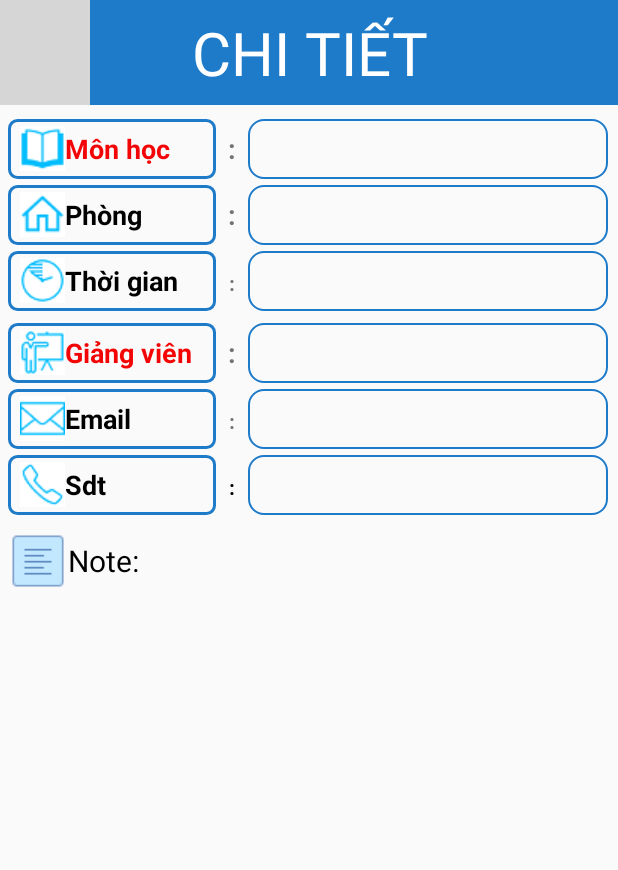
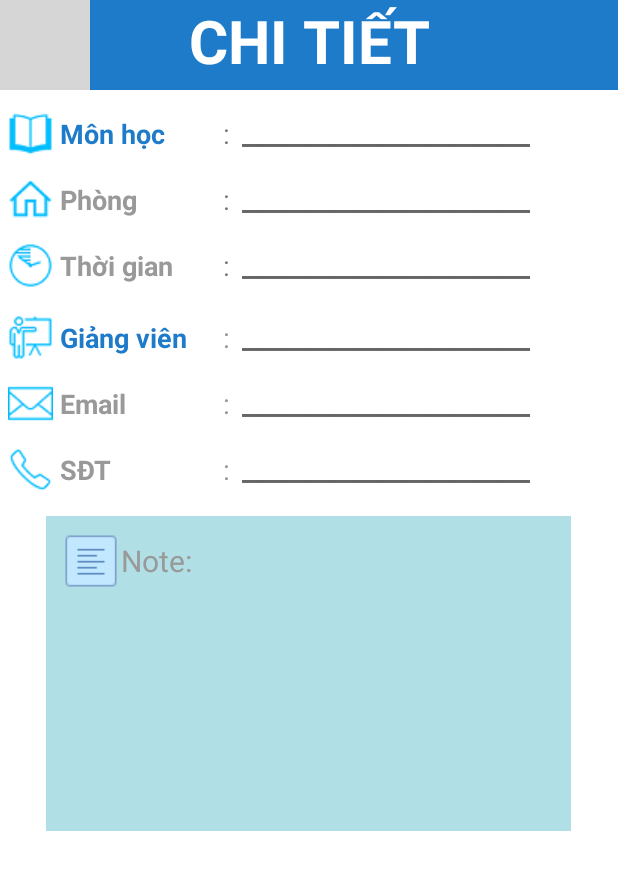
Before and after one commit to rocklee9/QuanLyThoiGianv2, an Android app: the detailscr screen opened directly, with no data from a screen before it, on a phone screen of 412 x 824 dp. Shown: the top 870 px of the screen. Run offline under Robolectric (Android 15) with nearby library versions, the phone set to English and light mode, and no system bars; 7 statements that could not run were skipped; grey boxes are pictures that could not be loaded.

Commit message:
-phuc sua lai layout detail -them may anh vao notescrn

```diff
--- a/app/build.gradle
+++ b/app/build.gradle
@@ -2,7 +2,7 @@ apply plugin: 'com.android.application'
 
 android {
     compileSdkVersion 25
-    buildToolsVersion "25.0.3"
+    buildToolsVersion '26.0.2'
     defaultConfig {
         applicationId "com.gameloft.pc.quanlythoigian"
         minSdkVersion 15
--- a/app/src/main/java/com/gameloft/pc/quanlythoigian/notescr.java
+++ b/app/src/main/java/com/gameloft/pc/quanlythoigian/notescr.java
@@ -2,10 +2,13 @@ package com.gameloft.pc.quanlythoigian;
 
 import android.app.Activity;
 import android.content.Intent;
+import android.content.pm.PackageManager;
 import android.os.Bundle;
+import android.provider.MediaStore;
 import android.view.View;
 import android.widget.Button;
 import android.widget.EditText;
+import android.widget.Toast;
 
 import com.gameloft.pc.quanlythoigian.TabFragment.TabFragment_monday;
 import com.gameloft.pc.quanlythoigian.classPackage.MonHoc;
@@ -26,6 +29,13 @@ public class notescr extends Activity {
         getWidgets();
         setWidgets();
         addWidgetsListener();
+
+        btnCam.setOnClickListener(new View.OnClickListener() {
+            @Override
+            public void onClick(View view) {
+                capturePic();
+            }
+        });
 
     }
 
@@ -66,6 +76,16 @@ public class notescr extends Activity {
         });
     }
 
+    private void capturePic(){
+        if(getApplicationContext().getPackageManager().hasSystemFeature(PackageManager.FEATURE_CAMERA)){
+            Intent intent = new Intent(MediaStore.ACTION_IMAGE_CAPTURE);
+            startActivityForResult(intent, 100);
+        }
+        else{
+            Toast.makeText(getApplication(), "Camera khong duoc ho tro",Toast.LENGTH_LONG).show();
+        }
+    }
+
 
 
 }
--- a/app/src/main/res/layout/detailscr.xml
+++ b/app/src/main/res/layout/detailscr.xml
@@ -1,21 +1,23 @@
 <?xml version="1.0" encoding="utf-8"?>
 <LinearLayout xmlns:android="http://schemas.android.com/apk/res/android"
     android:orientation="vertical" android:layout_width="match_parent"
-    android:layout_height="match_parent">
+    android:layout_height="match_parent"
+    android:background="#FFFFFF">
 
     <RelativeLayout
         android:layout_width="match_parent"
-        android:layout_height="wrap_content"
+        android:layout_height="60dp"
         android:orientation="horizontal"
         android:background="#1e7bc9">
 
         <TextView
             android:layout_width="match_parent"
-            android:layout_height="70dp"
+            android:layout_height="50dp"
             android:gravity="center"
             android:text="CHI TIẾT"
             android:textColor="#fff"
-            android:textSize="@dimen/text_size_title" />
+            android:textSize="@dimen/text_size_title"
+            android:textStyle="bold"/>
 
         <ImageButton
             android:id="@+id/btnBack"
@@ -45,29 +47,28 @@
 
             <TextView
                 android:layout_height="40dp"
-                android:background="@drawable/custom2"
                 android:drawableLeft="@drawable/mon_hoc"
                 android:gravity="center|left"
-                android:text="Môn học"
-                android:textColor="#f40505"
+                android:text=" Môn học"
+                android:textColor="@color/phuc_blue"
                 android:textSize="18sp"
-                android:textStyle="bold" />
+                android:textStyle="bold"/>
 
             <TextView
                 android:layout_height="40dp"
                 android:layout_span="1"
                 android:gravity="center"
                 android:text=":"
-                android:textSize="18sp"
-                android:textStyle="bold" />
+                android:textSize="18sp" />
 
             <TextView
                 android:id="@+id/tvTenMon"
                 android:layout_height="40dp"
                 android:layout_span="15"
-                android:background="@drawable/custom_simple"
                 android:gravity="center_vertical"
-                android:textSize="18sp" />
+                android:textSize="18sp"
+                android:hint="________________________"
+                android:textStyle="bold"/>
 
         </TableRow>
 
@@ -84,11 +85,10 @@
 
             <TextView
                 android:layout_height="40dp"
-                android:background="@drawable/custom2"
                 android:drawableLeft="@drawable/phong"
                 android:gravity="center|left"
-                android:text="Phòng"
-                android:textColor="#000000"
+                android:text=" Phòng"
+                android:textColor="#999999"
                 android:textSize="18sp"
                 android:textStyle="bold" />
 
@@ -97,16 +97,16 @@
                 android:layout_span="1"
                 android:gravity="center"
                 android:text=":"
-                android:textSize="18sp"
-                android:textStyle="bold" />
+                android:textSize="18sp" />
 
             <TextView
                 android:id="@+id/tvPhong"
                 android:layout_height="40dp"
                 android:layout_span="15"
-                android:background="@drawable/custom_simple"
                 android:gravity="center_vertical"
-                android:textSize="18sp" />
+                android:textSize="18sp"
+                android:hint="________________________"
+                android:textStyle="bold"/>
         </TableRow>
 
         <TableRow>
@@ -122,11 +122,10 @@
 
             <TextView
                 android:layout_height="40dp"
-                android:background="@drawable/custom2"
                 android:drawableLeft="@drawable/thoigian"
                 android:gravity="center|left"
-                android:text="Thời gian"
-                android:textColor="#000000"
+                android:text=" Thời gian"
+                android:textColor="#999999"
                 android:textSize="18sp"
                 android:textStyle="bold" />
 
@@ -135,16 +134,16 @@
                 android:layout_span="1"
                 android:gravity="center"
                 android:text=":"
-                android:textStyle="bold" />
+                android:textSize="18sp" />
 
             <TextView
                 android:id="@+id/tvTime"
                 android:layout_height="40dp"
                 android:layout_span="15"
-                android:background="@drawable/custom_simple"
                 android:gravity="center_vertical"
                 android:textSize="18sp"
-                android:textStyle="bold" />
+                android:hint="________________________"
+                android:textStyle="bold"/>
         </TableRow>
 
         <TableRow>
@@ -169,11 +168,10 @@
 
             <TextView
                 android:layout_height="40dp"
-                android:background="@drawable/custom2"
                 android:drawableLeft="@drawable/giang_vien"
                 android:gravity="center|left"
-                android:text="Giảng viên"
-                android:textColor="#f40505"
+                android:text=" Giảng viên"
+                android:textColor="@color/phuc_blue"
                 android:textSize="18sp"
                 android:textStyle="bold" />
 
@@ -183,15 +181,16 @@
                 android:gravity="center"
                 android:text=":"
                 android:textSize="18sp"
-                android:textStyle="bold" />
+                android:textColor="#999999" />
 
             <TextView
                 android:id="@+id/tvGV"
                 android:layout_height="40dp"
                 android:layout_span="15"
-                android:background="@drawable/custom_simple"
                 android:gravity="center_vertical"
-                android:textSize="18sp" />
+                android:textSize="18sp"
+                android:hint="________________________"
+                android:textStyle="bold"/>
         </TableRow>
 
         <TableRow>
@@ -207,11 +206,10 @@
 
             <TextView
                 android:layout_height="40dp"
-                android:background="@drawable/custom2"
                 android:drawableLeft="@drawable/email"
                 android:gravity="center|left"
-                android:text="Email"
-                android:textColor="#000000"
+                android:text=" Email"
+                android:textColor="#999999"
                 android:textSize="18sp"
                 android:textStyle="bold" />
 
@@ -219,17 +217,18 @@
                 android:layout_height="40dp"
                 android:layout_span="1"
                 android:gravity="center"
-                android:text=":"
-                android:textStyle="bold" />
+                android:textColor="#999999"
+                android:textSize="18sp"
+                android:text=":"/>
 
             <TextView
                 android:id="@+id/tvEmail"
                 android:layout_height="40dp"
                 android:layout_span="15"
-                android:background="@drawable/custom_simple"
                 android:gravity="center_vertical"
                 android:textSize="18sp"
-                android:textStyle="bold" />
+                android:hint="________________________"
+                android:textStyle="bold"/>
         </TableRow>
 
         <TableRow>
@@ -245,12 +244,10 @@
 
             <TextView
                 android:layout_height="40dp"
-
-                android:background="@drawable/custom2"
                 android:drawableLeft="@drawable/sdt"
                 android:gravity="center|left"
-                android:text="Sdt"
-                android:textColor="#000000"
+                android:text=" SĐT"
+                android:textColor="#999999"
                 android:textSize="18sp"
                 android:textStyle="bold" />
 
@@ -259,17 +256,17 @@
                 android:layout_span="1"
                 android:gravity="center"
                 android:text=":"
-                android:textColor="#000000"
-                android:textStyle="bold" />
+                android:textSize="18sp"
+                android:textColor="#999999" />
 
             <TextView
                 android:id="@+id/tvSdt"
                 android:layout_height="40dp"
                 android:layout_span="15"
-                android:background="@drawable/custom_simple"
                 android:gravity="center_vertical"
                 android:textSize="18sp"
-                android:textStyle="bold" />
+                android:hint="________________________"
+                android:textStyle="bold"/>
         </TableRow>
 
         <TableRow
@@ -284,24 +281,30 @@
         android:padding="5dp">
 
         <LinearLayout
-            android:layout_width="match_parent"
-            android:layout_height="match_parent"
-            android:orientation="vertical">
+            android:layout_width="350dp"
+            android:layout_height="210dp"
+            android:background="#B0E0E6"
+            android:orientation="vertical"
+            android:layout_gravity="center">
 
             <TextView
                 android:layout_width="wrap_content"
                 android:layout_height="wrap_content"
-                android:background="@drawable/custom1"
                 android:drawableLeft="@drawable/notep"
                 android:gravity="center"
+                android:layout_marginStart="10dp"
+                android:layout_marginTop="10dp"
                 android:text="Note:"
-                android:textColor="#000000"
-                android:textSize="20dp" />
+                android:textColor="#999999"
+                android:textSize="20dp"
+                android:layout_marginLeft="10dp" />
 
             <TextView
                 android:id="@+id/tvNote"
-                android:layout_width="match_parent"
-                android:layout_height="match_parent" />
+                android:layout_width="320dp"
+                android:layout_height="150dp"
+                android:layout_gravity="center"
+                android:textSize="15dp"/>
         </LinearLayout>
 
 
--- a/build.gradle
+++ b/build.gradle
@@ -5,7 +5,7 @@ buildscript {
         jcenter()
     }
     dependencies {
-        classpath 'com.android.tools.build:gradle:2.3.3'
+        classpath 'com.android.tools.build:gradle:3.0.0'
 
         // NOTE: Do not place your application dependencies here; they belong
         // in the individual module build.gradle files
```
Also changed, not shown: gradle/wrapper/gradle-wrapper.properties.
